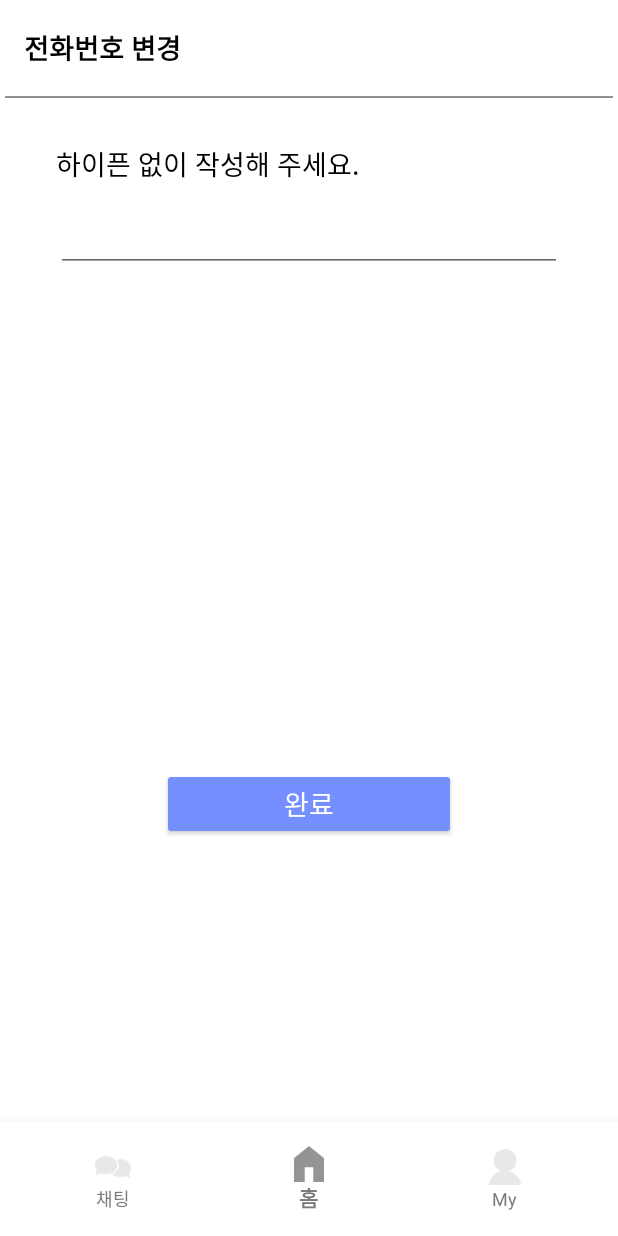
After one commit to inseong04/Village, an Android app: the fragment ChangePhoneFragment placed in its activity, on a phone screen of 412 x 824 dp. The commit adds this screen. Run offline under Robolectric (Android 15) with nearby library versions, the phone set to English and light mode, and no system bars; our stand-ins replace Firebase (no records; nobody signed in at launch, a user with empty details on screens opened directly), Room's generated code, data binding; 5 statements that could not run were skipped.

Commit message:
여러가지

```diff
--- /dev/null
+++ b/app/src/main/java/com/example/village/ChangePhoneFragment.java
@@ -0,0 +1,83 @@
+package com.example.village;
+
+import android.content.Context;
+import android.os.Bundle;
+
+import androidx.databinding.DataBindingUtil;
+import androidx.fragment.app.Fragment;
+import androidx.lifecycle.ViewModelProvider;
+
+import android.util.Log;
+import android.view.LayoutInflater;
+import android.view.View;
+import android.view.ViewGroup;
+
+import com.example.village.databinding.FragmentChangePhoneBinding;
+import com.example.village.screen.MainActivity;
+import com.example.village.util.Format;
+import com.google.firebase.auth.FirebaseAuth;
+import com.google.firebase.auth.FirebaseUser;
+import com.google.firebase.firestore.FirebaseFirestore;
+
+import java.util.regex.Pattern;
+
+
+public class ChangePhoneFragment extends Fragment {
+    FirebaseAuth auth = FirebaseAuth.getInstance();
+    FirebaseFirestore db = FirebaseFirestore.getInstance();
+    FirebaseUser user = FirebaseAuth.getInstance().getCurrentUser();
+    MainActivity activity;
+
+    private static final String TAG = "MainActivity";
+    private Context mContext;
+
+    @Override
+    public void onAttach(Context context) {
+        super.onAttach(context);
+        mContext = context;
+        activity = (MainActivity) getActivity();
+    }
+
+    @Override
+    public void onDetach() {
+        super.onDetach();
+        activity = null;
+    }
+
+    FragmentChangePhoneBinding binding;
+    ChangePhoneNumberViewModel viewModel;
+    @Override
+    public View onCreateView(LayoutInflater inflater, ViewGroup container,
+                             Bundle savedInstanceState) {
+
+        FirebaseUser curuser = auth.getCurrentUser();
+        String useruid = auth.getUid();
+
+        binding = DataBindingUtil.inflate(inflater, R.layout.fragment_change_phone,
+                container, false);
+        viewModel = new ViewModelProvider(getActivity()).get(ChangePhoneNumberViewModel.class);
+
+//        final String[] phone = new String[1];
+//        viewModel.getPhoneNumber().observe(getActivity(), text -> {
+//            if (isVaildPhoneNumber(text)) {
+//                // edittext의 내용이 01012345678 형식일시
+//                phone[0] = Format.phoneNumberFormat(viewModel.getPhoneNumber().getValue()); // 010-1234-5678 형식으로 변환
+//
+//            }
+//            Log.i(TAG, text);
+//        });
+        binding.changebtn.setOnClickListener(view -> {
+            String phonenum = Format.phoneNumberFormat(binding.editText.getText().toString());
+            db.collection("users").document(useruid).update("phoneNumber", phonenum);
+            binding.editText.setText("");
+            activity.onFragmentChange(1);
+        });
+
+        return binding.getRoot();
+    }
+
+    private boolean isVaildPhoneNumber(String phoneNumber) {
+        Pattern pattern = Pattern.compile("(\\d{3})(\\d{3,4})(\\d{4})");
+        return pattern.matcher(phoneNumber).matches();
+    }
+}
--- /dev/null
+++ b/app/src/main/java/com/example/village/ChangePhoneNumberViewModel.kt
@@ -0,0 +1,8 @@
+package com.example.village
+
+import androidx.lifecycle.MutableLiveData
+import androidx.lifecycle.ViewModel
+
+class ChangePhoneNumberViewModel : ViewModel() {
+    var phoneNumber = MutableLiveData("")
+}
--- /dev/null
+++ b/app/src/main/java/com/example/village/LocationFragment.java
@@ -0,0 +1,64 @@
+package com.example.village;
+
+import android.content.Context;
+import android.os.Bundle;
+
+import androidx.databinding.DataBindingUtil;
+import androidx.fragment.app.Fragment;
+
+import android.provider.ContactsContract;
+import android.view.LayoutInflater;
+import android.view.View;
+import android.view.ViewGroup;
+
+import com.example.village.databinding.FragmentLocationBinding;
+import com.example.village.screen.MainActivity;
+import com.google.firebase.auth.FirebaseAuth;
+import com.google.firebase.auth.FirebaseUser;
+import com.google.firebase.firestore.FirebaseFirestore;
+
+public class LocationFragment extends Fragment {
+    FirebaseAuth auth = FirebaseAuth.getInstance();
+    FirebaseFirestore db = FirebaseFirestore.getInstance();
+    FirebaseUser user = FirebaseAuth.getInstance().getCurrentUser();
+    MainActivity activity;
+
+    private static final String TAG = "MainActivity";
+    private Context mContext;
+
+    @Override
+    public void onAttach(Context context) {
+        super.onAttach(context);
+        mContext = context;
+        activity = (MainActivity) getActivity();
+    }
+
+    @Override
+    public void onDetach() {
+        super.onDetach();
+        activity = null;
+    }
+
+    private FragmentLocationBinding binding;
+
+    @Override
+    public void onCreate(Bundle savedInstanceState) {
+        super.onCreate(savedInstanceState);
+    }
+
+    @Override
+    public View onCreateView(LayoutInflater inflater, ViewGroup container, Bundle savedInstanceState) {
+        binding = DataBindingUtil.inflate(inflater, R.layout.fragment_location, container, false);
+
+        FirebaseUser curuser = auth.getCurrentUser();
+        String useruid = auth.getUid();
+
+        binding.changebtn.setOnClickListener(view -> {
+            db.collection("users").document(useruid).update("location", binding.editText.getText().toString());
+            binding.editText.setText("");
+            activity.onFragmentChange(1);
+        });
+
+        return binding.getRoot();
+    }
+}
--- a/app/src/main/java/com/example/village/screen/MainActivity.java
+++ b/app/src/main/java/com/example/village/screen/MainActivity.java
@@ -7,7 +7,9 @@ import android.content.Context;
 import android.os.Bundle;
 import android.widget.Toast;
 
+import com.example.village.ChangePhoneFragment;
 import com.example.village.ChangeprofileFragment;
+import com.example.village.LocationFragment;
 import com.example.village.ProfileFragment;
 import com.example.village.R;
 import com.example.village.screen.chat.Chat;
@@ -25,6 +27,8 @@ public class MainActivity extends AppCompatActivity {
     My myFragment;
     ProfileFragment profileFragment;
     ChangeprofileFragment changeprofileFragment;
+    LocationFragment locationFragment;
+    ChangePhoneFragment changePhoneFragment;
 
     @Override
     protected void onCreate(Bundle savedInstanceState) {
@@ -40,6 +44,8 @@ public class MainActivity extends AppCompatActivity {
         myFragment = new My();
         profileFragment = new ProfileFragment();
         changeprofileFragment = new ChangeprofileFragment();
+        locationFragment = new LocationFragment();
+        changePhoneFragment = new ChangePhoneFragment();
 
         if (networkStatus == TYPE_NOT_CONNECTED) {
             Toast.makeText(mContext, "빌리지를 이용하려면 Wifi연결이 필요합니다.", Toast.LENGTH_SHORT).show();
@@ -81,6 +87,10 @@ public class MainActivity extends AppCompatActivity {
             getSupportFragmentManager().beginTransaction().replace(R.id.layout_main_frame, profileFragment).commit();
         } else if (index == 2) {
             getSupportFragmentManager().beginTransaction().replace(R.id.layout_main_frame, changeprofileFragment).commit();
+        } else if (index == 3) {
+            getSupportFragmentManager().beginTransaction().replace(R.id.layout_main_frame, locationFragment).commit();
+        } else if (index == 4) {
+            getSupportFragmentManager().beginTransaction().replace(R.id.layout_main_frame, changePhoneFragment).commit();
         }
     }
 
--- /dev/null
+++ b/app/src/main/java/com/example/village/util/logoutOncilck.kt
@@ -0,0 +1,5 @@
+package com.example.village.util
+
+interface logoutOncilck {
+    fun onClickdialog()
+}
--- /dev/null
+++ b/app/src/main/java/com/example/village/util/secssionOncilck.kt
@@ -0,0 +1,5 @@
+package com.example.village.util
+
+interface secssionOncilck {
+    fun onClickdialog()
+}
--- /dev/null
+++ b/app/src/main/java/com/example/village/util/sndpasswordOncilck.kt
@@ -0,0 +1,5 @@
+package com.example.village.util
+
+interface sndpasswordOncilck {
+    fun onClickdialog()
+}
--- /dev/null
+++ b/app/src/main/res/drawable/dialog_background.xml
@@ -0,0 +1,5 @@
+<?xml version="1.0" encoding="utf-8"?>
+<shape xmlns:android="http://schemas.android.com/apk/res/android">
+    <solid android:color="#fff"/>
+    <corners android:radius="4dp"/>
+</shape>
--- /dev/null
+++ b/app/src/main/res/layout/fragment_change_phone.xml
@@ -0,0 +1,114 @@
+<?xml version="1.0" encoding="utf-8"?>
+<layout xmlns:android="http://schemas.android.com/apk/res/android"
+    xmlns:app="http://schemas.android.com/apk/res-auto"
+    xmlns:tools="http://schemas.android.com/tools"
+    tools:context=".ChangeprofileFragment">
+
+    <data>
+        <variable
+            name="viewModel"
+            type="com.example.village.ChangePhoneNumberViewModel" />
+    </data>
+
+    <androidx.constraintlayout.widget.ConstraintLayout
+        android:layout_width="match_parent"
+        android:layout_height="match_parent"
+        android:background="@color/white">
+
+        <androidx.appcompat.widget.Toolbar
+            android:id="@+id/toolbar"
+            android:layout_width="match_parent"
+            android:layout_height="64dp"
+            app:layout_constraintEnd_toEndOf="parent"
+            app:layout_constraintStart_toStartOf="parent"
+            app:layout_constraintTop_toTopOf="parent">
+
+            <TextView
+                android:layout_width="wrap_content"
+                android:layout_height="wrap_content"
+                android:fontFamily="@font/ns_r"
+                android:text="전화번호 변경"
+                android:textColor="@color/black"
+                android:textSize="18sp"
+                android:textStyle="bold" />
+
+        </androidx.appcompat.widget.Toolbar>
+
+        <View
+            android:id="@+id/view"
+            android:layout_width="405dp"
+            android:layout_height="1dp"
+            android:background="@color/gray"
+            app:layout_constraintEnd_toEndOf="parent"
+            app:layout_constraintStart_toStartOf="parent"
+            app:layout_constraintTop_toBottomOf="@+id/toolbar" />
+
+        <androidx.constraintlayout.widget.ConstraintLayout
+            android:layout_width="match_parent"
+            android:layout_height="0dp"
+            app:layout_constraintBottom_toTopOf="@+id/bottomView"
+            app:layout_constraintEnd_toEndOf="parent"
+            app:layout_constraintStart_toStartOf="parent"
+            app:layout_constraintTop_toBottomOf="@+id/view">
+
+            <TextView
+                android:id="@+id/textView"
+                android:layout_width="wrap_content"
+                android:layout_height="wrap_content"
+                android:layout_marginTop="30dp"
+                android:fontFamily="@font/ns_r"
+                android:text="하이픈 없이 작성해 주세요."
+                android:textColor="@color/black"
+                android:textSize="18sp"
+                app:layout_constraintStart_toStartOf="@+id/editText"
+                app:layout_constraintTop_toTopOf="parent" />
+
+            <EditText
+                android:maxLength="11"
+                android:inputType="phone"
+                android:id="@+id/editText"
+                android:layout_width="match_parent"
+                android:layout_height="wrap_content"
+                android:layout_marginHorizontal="37dp"
+                android:fontFamily="@font/ns_r"
+                android:gravity="center"
+                android:hint=""
+                android:textSize="28sp"
+                app:layout_constraintEnd_toEndOf="parent"
+                app:layout_constraintStart_toStartOf="parent"
+                app:layout_constraintTop_toBottomOf="@+id/textView" />
+
+            <Button
+                android:id="@+id/changebtn"
+                android:layout_width="match_parent"
+                android:layout_height="wrap_content"
+                android:layout_marginHorizontal="108dp"
+                android:layout_marginTop="142dp"
+                android:backgroundTint="#768fff"
+                android:fontFamily="@font/ns_r"
+                android:text="완료"
+                android:textColor="@color/white"
+                android:textSize="18sp"
+                app:layout_constraintBottom_toBottomOf="parent"
+                app:layout_constraintEnd_toEndOf="parent"
+                app:layout_constraintStart_toStartOf="parent"
+                app:layout_constraintTop_toBottomOf="@+id/editText" />
+
+        </androidx.constraintlayout.widget.ConstraintLayout>
+
+        <com.google.android.material.bottomnavigation.BottomNavigationView
+            android:id="@+id/bottomView"
+            android:layout_width="match_parent"
+            android:layout_height="wrap_content"
+            android:background="#fff"
+            android:padding="10dp"
+            android:visibility="invisible"
+            app:itemIconTint="@drawable/menu_selector_color"
+            app:itemTextColor="#7a7a7a"
+            app:layout_constraintBottom_toBottomOf="parent"
+            app:layout_constraintEnd_toEndOf="parent"
+            app:layout_constraintStart_toStartOf="parent"
+            app:menu="@menu/menu_bottom" />
+
+    </androidx.constraintlayout.widget.ConstraintLayout>
+</layout>
```
Also changed, not shown: app/src/main/java/com/example/village/ProfileFragment.java (+10 -8 lines), app/src/main/java/com/example/village/screen/my/My.java (+34 -19 lines), app/src/main/java/com/example/village/util/Format.java (added, +8 -0 lines), app/src/main/java/com/example/village/util/LogoutDialog.kt (added, +33 -0 lines), app/src/main/java/com/example/village/util/SecssionDialog.kt (added, +33 -0 lines), app/src/main/java/com/example/village/util/SendpasswordDialog.kt (added, +33 -0 lines), app/src/main/res/layout/fragment_dialog_warning.xml (added, +56 -0 lines), app/src/main/res/layout/fragment_location.xml (added, +106 -0 lines), app/src/main/res/layout/fragment_my.xml (+2 -25 lines), app/src/main/res/layout/fragment_profile.xml (+14 -26 lines).
